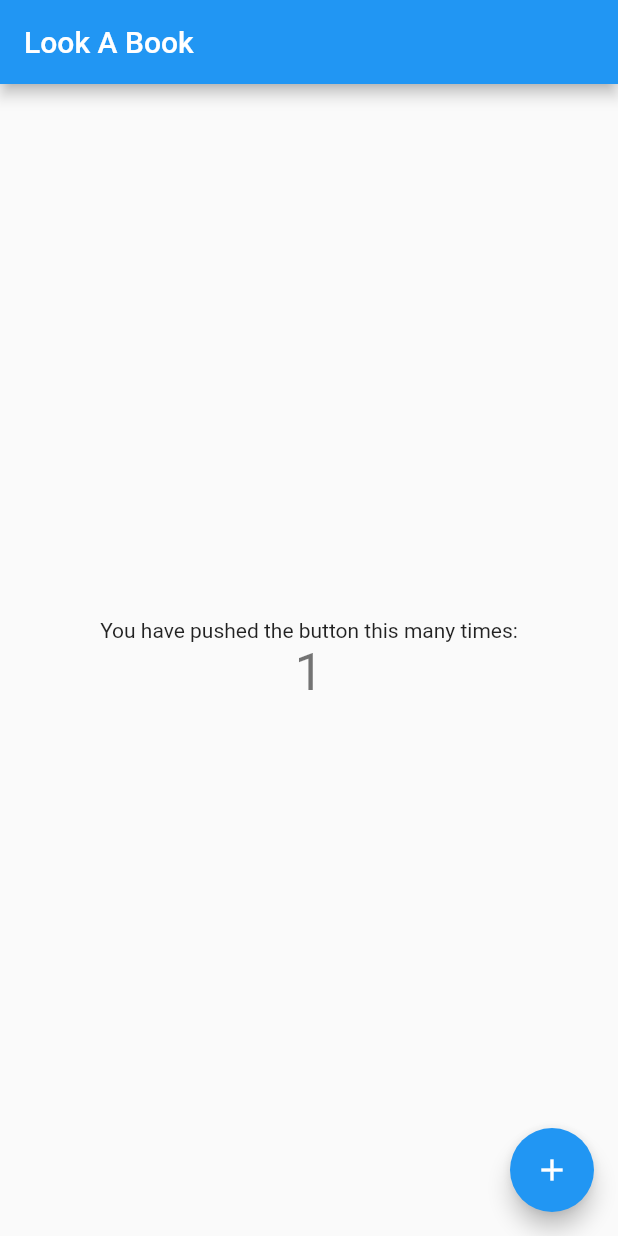
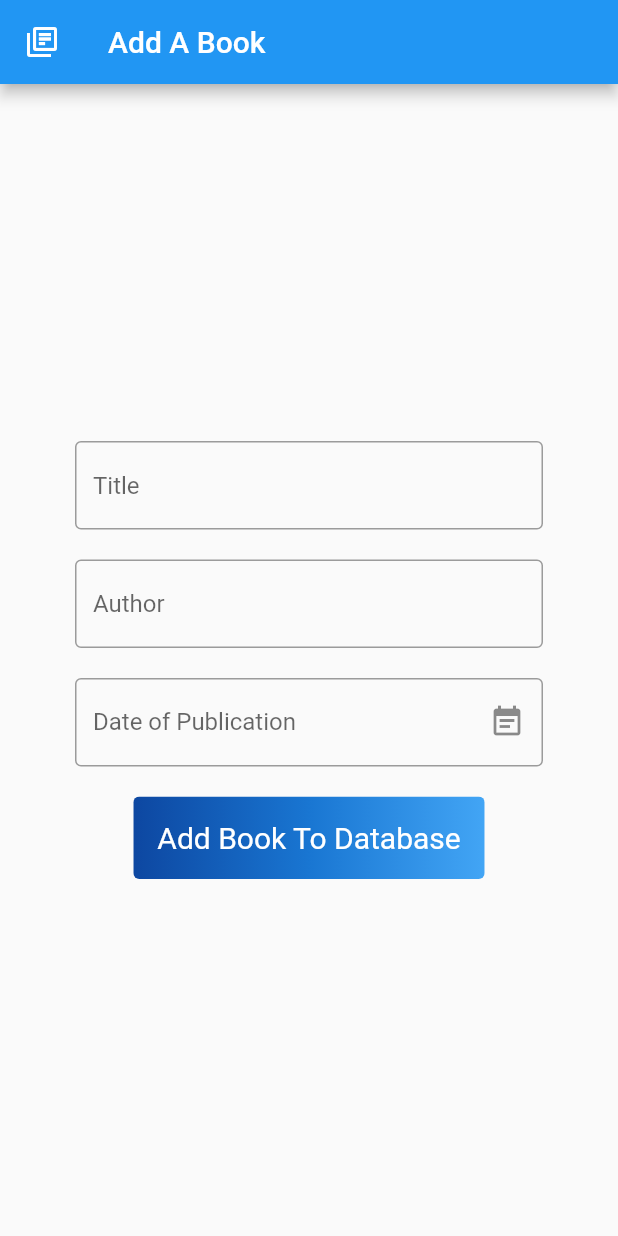
Before and after one commit to Swayam221/BookFinder-App, a Flutter app: the screen it shows after launch, after a tap on the "add" icon, on a phone screen of 412 x 824 dp. Run offline on Flutter 3.47's test engine with Material 2 defaults, Android fonts, the phone set to English and light mode, and no system bars; drawn by our look-alikes of date_field.

Commit message:
added add a book screen

```diff
--- a/lib/home.dart
+++ b/lib/home.dart
@@ -1,4 +1,5 @@
 
+import 'package:bookfinder_app/screens/add_book.dart';
 import 'package:bookfinder_app/services/api_calls.dart';
 import 'package:flutter/material.dart';
 
@@ -43,7 +44,7 @@ class _HomePageState extends State<HomePage> {
         ),
       ),
       floatingActionButton: FloatingActionButton(
-        onPressed: _incrementCounter,
+        onPressed: () {Navigator.of(context).push(MaterialPageRoute(builder: (context) => AddBookPage()));},
         tooltip: 'Increment',
         child: Icon(Icons.add),
       ),
--- /dev/null
+++ b/lib/screens/add_book.dart
@@ -0,0 +1,112 @@
+import 'package:date_field/date_field.dart';
+import 'package:flutter/cupertino.dart';
+import 'package:flutter/material.dart';
+
+class AddBookPage extends StatefulWidget{
+
+  @override
+  _AddBookState createState() => _AddBookState();
+}
+
+class _AddBookState extends State<AddBookPage>
+{
+  var titleController = TextEditingController();
+  var authorController = TextEditingController();
+  final _formKey = GlobalKey<FormState>();
+  var date;
+  @override
+  Widget build(BuildContext context)
+  {
+    return Scaffold(
+      appBar: AppBar(
+        title: Text("Add A Book"),
+        leading: Icon(Icons.my_library_books_outlined),
+      ),
+      body: Container(
+        padding: EdgeInsets.symmetric(vertical: 20, horizontal: 50),
+        child: Form(
+          key: _formKey,
+          child: Column(
+            mainAxisAlignment: MainAxisAlignment.center,
+            children: [
+              TextFormField(
+                controller: titleController,
+                decoration: InputDecoration(
+                  border: OutlineInputBorder(),
+                  hintText: "Title",
+                ),
+                validator: (val) => val!.isEmpty ? 'the book must have a title': null,
+              ),
+              const SizedBox(height: 20,),
+              TextFormField(
+                controller: authorController,
+                decoration: InputDecoration(
+                  border: OutlineInputBorder(),
+                  hintText: "Author",
+                ),
+                validator: (val) => val!.isEmpty ? 'the book must have an author': null,
+              ),
+              const SizedBox(height: 20,),
+              DateTimeFormField(
+                decoration: const InputDecoration(
+                  hintStyle: TextStyle(color: Colors.black45),
+                  errorStyle: TextStyle(color: Colors.redAccent),
+                  border: OutlineInputBorder(),
+                  suffixIcon: Icon(Icons.event_note),
+                  labelText: 'Date of Publication',
+                ),
+                mode: DateTimeFieldPickerMode.date,
+                autovalidateMode: AutovalidateMode.always,
+                validator: (e) => (e==null || e.compareTo(DateTime.now())>0 )?'please enter a valid date': null,
+                onDateSelected: (DateTime value) {
+                  date = value.toString();
+                  print(date);
+                },
+              ),
+              const SizedBox(height: 20,),
+              ClipRRect(
+                borderRadius: BorderRadius.circular(4),
+                child: Stack(
+                  children: <Widget>[
+                    Positioned.fill(
+                      child: Container(
+                        decoration: const BoxDecoration(
+                          gradient: LinearGradient(
+                            colors: <Color>[
+                              Color(0xFF0D47A1),
+                              Color(0xFF1976D2),
+                              Color(0xFF42A5F5),
+                            ],
+                          ),
+                        ),
+                      ),
+                    ),
+                    TextButton(
+                      style: TextButton.styleFrom(
+                        padding: const EdgeInsets.all(16.0),
+                        primary: Colors.white,
+                        textStyle: const TextStyle(fontSize: 20),
+                      ),
+                      onPressed: () {
+                        if(!_formKey.currentState!.validate())
+                        {
+                          print("fasjk");
+                        }
+                      },
+                      child: const Text('Add Book To Database'),
+                    ),
+                  ],
+                ),
+              ),
+            ],
+          ),
+        ),
+      ),
+    );
+  }
+
+  void help()
+  {
+    print(titleController.value);
+  }
+}
--- a/pubspec.yaml
+++ b/pubspec.yaml
@@ -29,6 +29,7 @@ dependencies:
   # Use with the CupertinoIcons class for iOS style icons.
   cupertino_icons: ^1.0.2
   http: ^0.13.3
+  date_field: ^2.0.1
 
 dev_dependencies:
   flutter_test:
```
Also changed, not shown: pubspec.lock, 7 other files.
